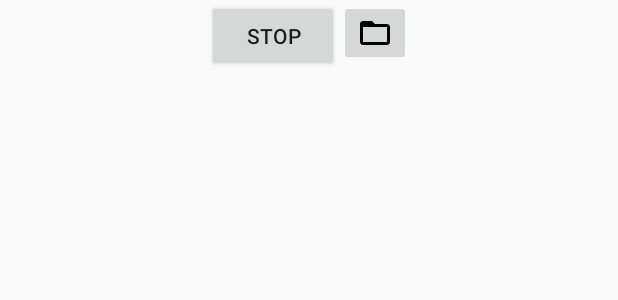
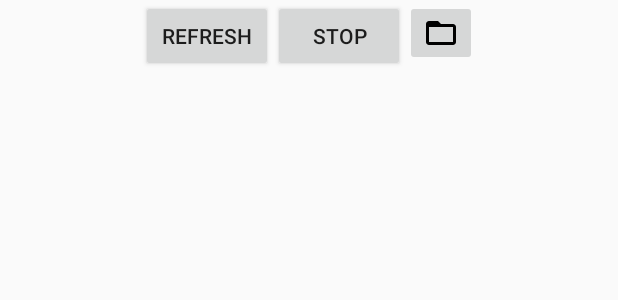
Before and after one commit to Existenc3/MP5-final, an Android app: the layout activity_main.xml on its own in the app's theme, with its tools: preview values and no code run, on a phone screen of 412 x 824 dp. Shown: the top 300 px of the screen. Run offline under Robolectric (Android 15) with nearby library versions, the phone set to English and light mode, and no system bars.

```diff
--- a/app/src/main/res/layout/activity_main.xml
+++ b/app/src/main/res/layout/activity_main.xml
@@ -26,9 +26,19 @@
         android:gravity="center_horizontal|top">
 
         <Button
+            android:id="@+id/refresh"
+            android:layout_width="wrap_content"
+            android:layout_height="wrap_content"
+            android:onClick="refresh"
+            android:text="refresh"
+            />
+
+
+        <Button
             android:id="@+id/stop"
             android:layout_width="wrap_content"
             android:layout_height="wrap_content"
+            android:layout_toRightOf="@id/refresh"
             android:onClick="stopSounds"
             android:text="stop" />
 
```
Also changed, not shown: app/src/main/java/com/example/soundpoolpractice/GridViewAdapter.java (+4 -3 lines), app/src/main/java/com/example/soundpoolpractice/MainActivity.java (+41 -2 lines).
